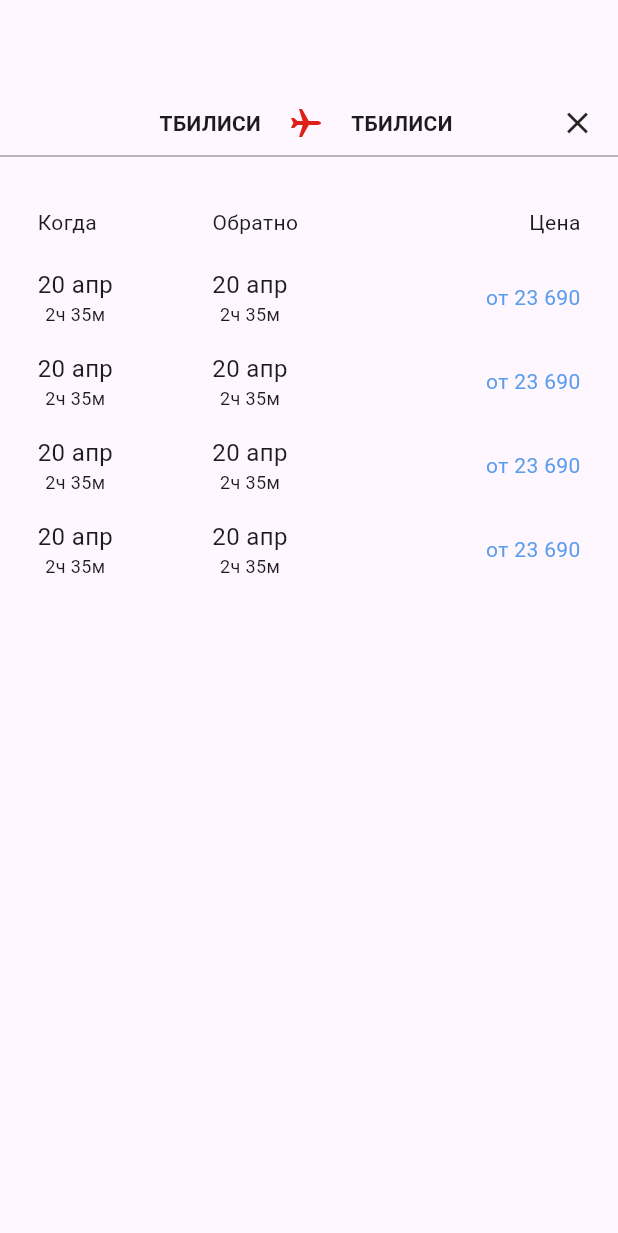
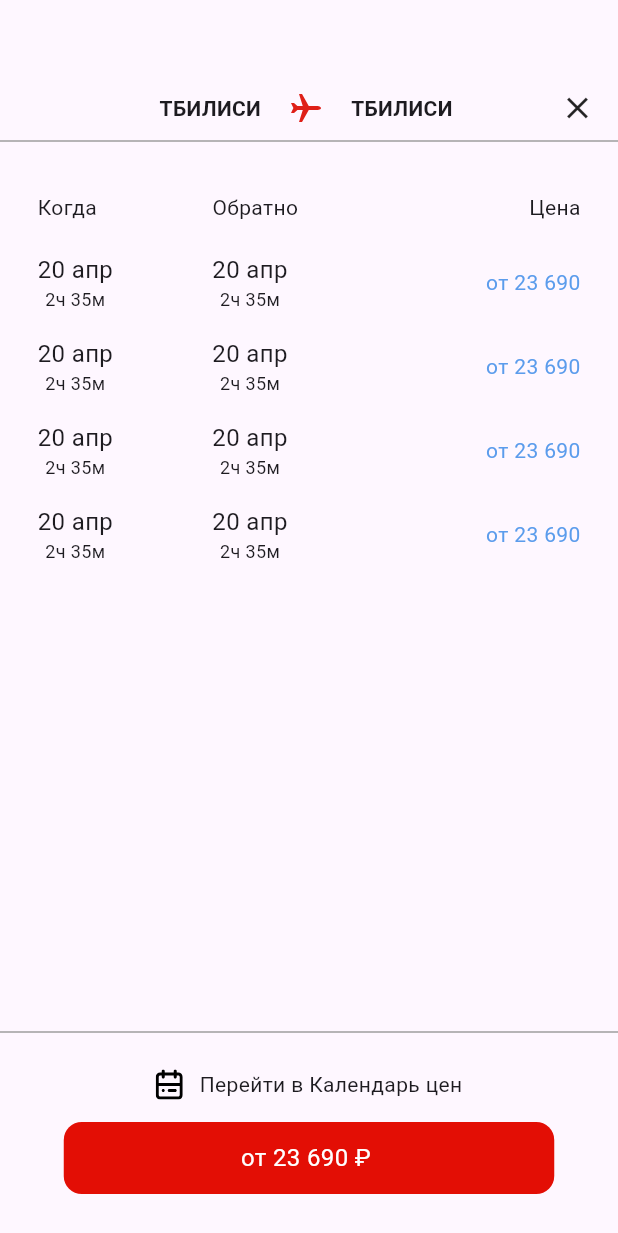
Before and after one commit to Frifrige/FriFri, a Flutter app: the screen it shows after launch, on a phone screen of 412 x 824 dp. Shown: the top 1233 px of the screen. Run offline on Flutter 3.47's test engine with Material 3 defaults, Android fonts, the light colour scheme and no system bars; our stand-ins replace firebase_core, flutter_svg, logger, shared_preferences; accounts and stored records are empty; generated files the repository leaves out were written again.

Commit message:
add avia screen 2

```diff
--- a/lib/src/features/avia/presentation/aviva.dart
+++ b/lib/src/features/avia/presentation/aviva.dart
@@ -19,7 +19,7 @@ class _AviaScreenState extends State<AviaScreen> {
         body: Column(
           crossAxisAlignment: CrossAxisAlignment.center,
           children: [
-            const SizedBox(height: 70),
+            const SizedBox(height: 60),
             Padding(
               padding: const EdgeInsets.symmetric(horizontal: 15),
               child: Row(
@@ -65,7 +65,8 @@ class _AviaScreenState extends State<AviaScreen> {
             SizedBox(
               height: 20,
             ),
-            Expanded(
+            Container(
+              height: 510,
               child: ListView.separated(
                 padding: EdgeInsets.symmetric(horizontal: 25),
                 itemBuilder: (BuildContext context, int index) {
@@ -120,7 +121,30 @@ class _AviaScreenState extends State<AviaScreen> {
                 },
                 itemCount: 4,
               ),
-            )
+            ),
+            const Divider(
+              height: 20,
+              color: Colors.grey,
+            ),
+            Container(height: 15),
+            Row(
+              mainAxisAlignment: MainAxisAlignment.center,
+              children: [
+                SvgPicture.asset("assets/icons/avia_ic_2.svg"),
+                Text("   Перейти в Календарь цен")
+              ],
+            ),
+            Container(height: 15),
+            Container(
+              width: 327,
+              height: 48,
+              alignment: Alignment.center,
+              decoration: BoxDecoration(
+                color: Color(0xffE30E05),
+                borderRadius: BorderRadius.circular(12),
+              ),
+              child: Text("от 23 690 ₽ ", style: TextStyle(fontSize: 16, color: Colors.white),),
+            ),
           ],
         ),
       ),
```
Also changed, not shown: assets/icons/avia_ic_2.svg (added).
